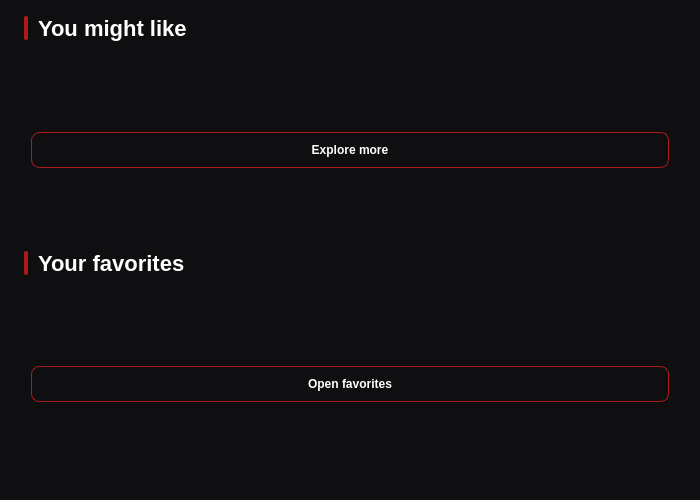
The window that presentationLayer/widgets/home/home.ui (codingburgas/2526-9-CPP-SprintProject-Certa.dev) describes before a commit, drawn with Qt 5.
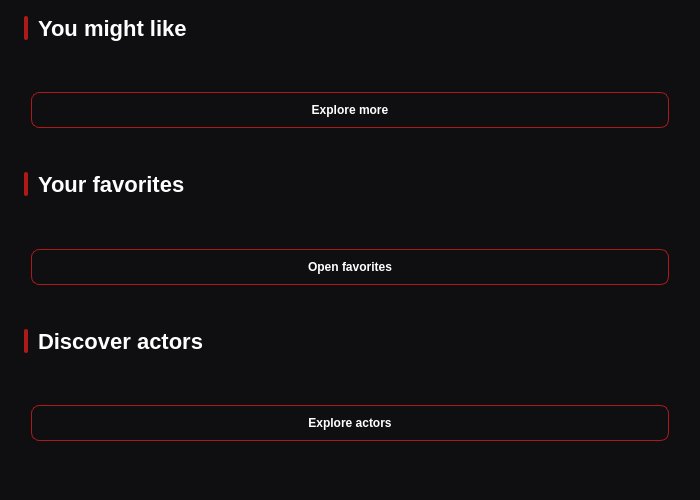
The same window after the commit. The open tabs and pages were chosen to show the change.

Commit message: feat(home): add actors section on home

Diff of the .ui file:
```diff
--- a/presentationLayer/widgets/home/home.ui
+++ b/presentationLayer/widgets/home/home.ui
@@ -46,13 +46,15 @@
     background-color: #951615;
 }
 #recommendationsTitleLabel,
-#favoritesTitleLabel {
+#favoritesTitleLabel,
+#actorsTitleLabel {
     color: #FFFFFF;
     font-size: 22px;
     font-weight: 700;
 }
 #recommendationsTitleAccent,
-#favoritesTitleAccent {
+#favoritesTitleAccent,
+#actorsTitleAccent {
     background-color: #AE1A19;
     border-radius: 2px;
     min-width: 4px;
@@ -61,12 +63,14 @@
     max-height: 24px;
 }
 #noRecommendationsLabel,
-#noFavoritesLabel {
+#noFavoritesLabel,
+#noActorsLabel {
     color: #6C6C6E;
     font-size: 14px;
 }
 #exploreMoreButton,
-#openFavoritesButton {
+#openFavoritesButton,
+#exploreActorsButton {
     background-color: transparent;
     color: #FFFFFF;
     border: 1px solid #AE1A19;
@@ -78,9 +82,28 @@
     max-height: 26px;
 }
 #exploreMoreButton:hover,
-#openFavoritesButton:hover {
+#openFavoritesButton:hover,
+#exploreActorsButton:hover {
     background-color: rgba(174, 26, 25, 92);
 }
+QFrame#actorCard {
+    background-color: #181818;
+    border-radius: 8px;
+    border: 1px solid #181818;
+}
+QFrame#actorCard:hover {
+    background-color: #232325;
+    border: 1px solid #2A2A2C;
+}
+QLabel#actorCardName {
+    color: #FFFFFF;
+    font-size: 13px;
+    font-weight: 600;
+}
+QLabel#actorCardMovieCount {
+    color: #6C6C6E;
+    font-size: 12px;
+}
 #signedInScrollContent,
 #signedInScrollArea {
     background-color: transparent;
@@ -501,6 +524,115 @@
              </widget>
             </widget>
            </item>
+           <item>
+            <layout class="QHBoxLayout" name="actorsTitleRow">
+             <property name="spacing">
+              <number>10</number>
+             </property>
+             <item>
+              <widget class="QFrame" name="actorsTitleAccent">
+               <property name="frameShape">
+                <enum>QFrame::Shape::NoFrame</enum>
+               </property>
+              </widget>
+             </item>
+             <item>
+              <widget class="QLabel" name="actorsTitleLabel">
+               <property name="text">
+                <string>Discover actors</string>
+               </property>
+              </widget>
+             </item>
+             <item>
+              <spacer name="actorsTitleSpacer">
+               <property name="orientation">
+                <enum>Qt::Orientation::Horizontal</enum>
+               </property>
+              </spacer>
+             </item>
+            </layout>
+           </item>
+           <item>
+            <widget class="QStackedWidget" name="actorsStack">
+             <property name="currentIndex">
+              <number>0</number>
+             </property>
+             <widget class="QWidget" name="actorsGridPage">
+              <layout class="QVBoxLayout" name="actorsGridPageLayout">
+               <property name="spacing">
+                <number>16</number>
+               </property>
+               <property name="leftMargin">
+                <number>0</number>
+               </property>
+               <property name="topMargin">
+                <number>8</number>
+               </property>
+               <property name="rightMargin">
+                <number>0</number>
+               </property>
+               <property name="bottomMargin">
+                <number>0</number>
+               </property>
+               <item>
+                <layout class="QGridLayout" name="actorsGrid">
+                 <property name="horizontalSpacing">
+                  <number>24</number>
+                 </property>
+                 <property name="verticalSpacing">
+                  <number>32</number>
+                 </property>
+                </layout>
+               </item>
+               <item>
+                <layout class="QHBoxLayout" name="actorsActionRow">
+                 <item>
+                  <spacer name="actorsActionLeftSpacer">
+                   <property name="orientation">
+                    <enum>Qt::Orientation::Horizontal</enum>
+                   </property>
+                  </spacer>
+                 </item>
+                 <item>
+                  <widget class="QPushButton" name="exploreActorsButton">
+                   <property name="cursor">
+                    <cursorShape>PointingHandCursor</cursorShape>
+                   </property>
+                   <property name="text">
+                    <string>Explore actors</string>
+                   </property>
+                  </widget>
+                 </item>
+                 <item>
+                  <spacer name="actorsActionRightSpacer">
+                   <property name="orientation">
+                    <enum>Qt::Orientation::Horizontal</enum>
+                   </property>
+                  </spacer>
+                 </item>
+                </layout>
+               </item>
+              </layout>
+             </widget>
+             <widget class="QWidget" name="actorsEmptyPage">
+              <layout class="QVBoxLayout" name="actorsEmptyLayout">
+               <item>
+                <widget class="QLabel" name="noActorsLabel">
+                 <property name="text">
+                  <string>No actors yet.</string>
+                 </property>
+                 <property name="alignment">
+                  <set>Qt::AlignmentFlag::AlignCenter</set>
+                 </property>
+                 <property name="wordWrap">
+                  <bool>true</bool>
+                 </property>
+                </widget>
+               </item>
+              </layout>
+             </widget>
+            </widget>
+           </item>
            <item>
             <spacer name="signedInBottomSpacer">
              <property name="orientation">
```
The commit also changes 3 other files.
